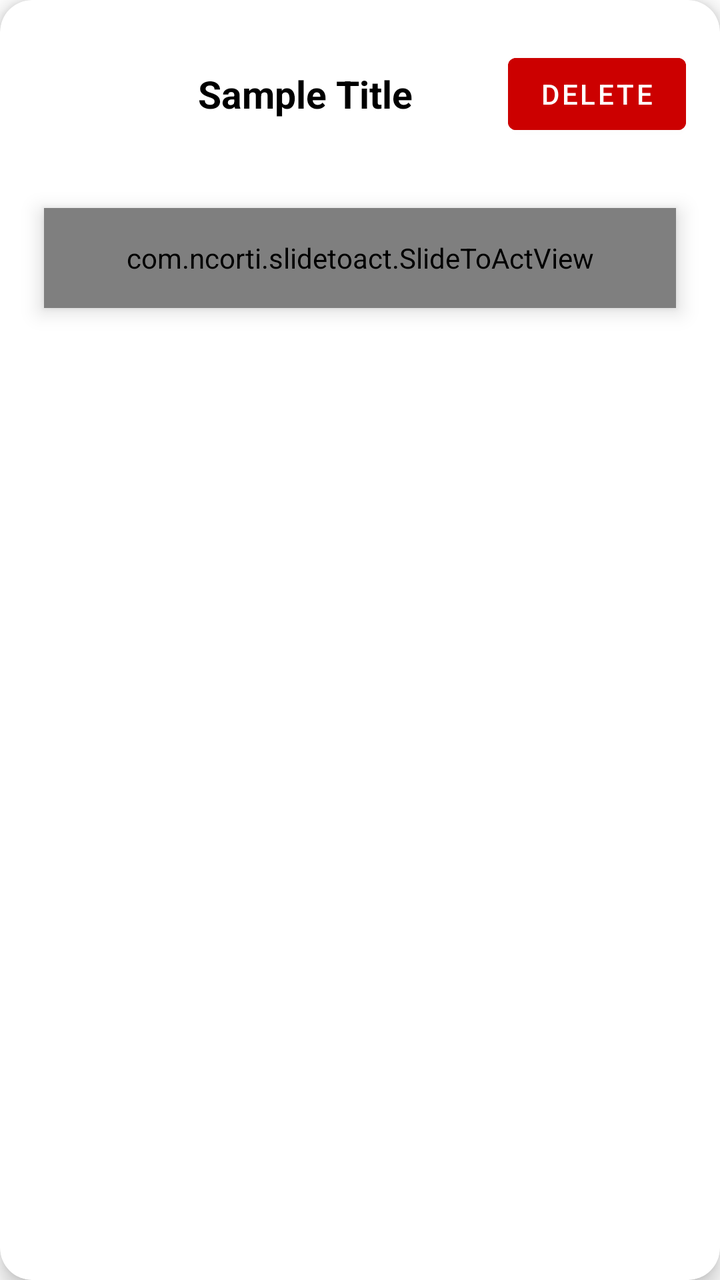
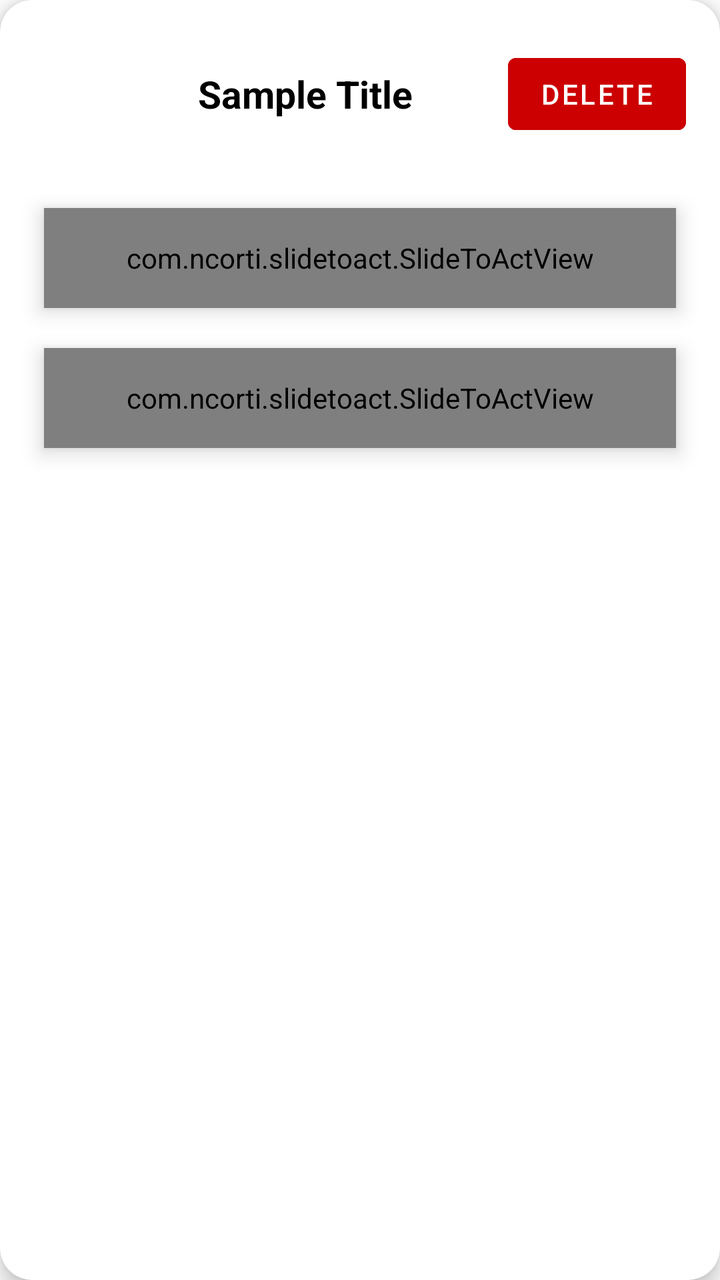

Before-and-after screenshots of an Android layout around one commit, followed by the original layout XML and the change that was made.
<!-- AndroidManifest.xml: application theme Theme.Replate -->
<!-- res/layout/layout_order.xml -->
<?xml version="1.0" encoding="utf-8"?>
<androidx.cardview.widget.CardView xmlns:android="http://schemas.android.com/apk/res/android"
    xmlns:card_view="http://schemas.android.com/apk/res-auto"
    xmlns:app="http://schemas.android.com/apk/res-auto"
    android:id="@+id/itemCard"
    android:layout_width="match_parent"
    android:layout_height="wrap_content"
    android:layout_margin="7dp"
    card_view:cardCornerRadius="16dp"
    android:backgroundTint="#ffffff"
    card_view:cardElevation="6dp">
    

    <LinearLayout
        android:layout_width="match_parent"
        android:layout_height="wrap_content"
        android:orientation="vertical"
        android:clipChildren="false">
        <LinearLayout
            android:layout_marginBottom="10dp"
    android:padding="12dp"
    android:gravity="center_vertical"
    android:layout_width="match_parent"
    android:layout_height="wrap_content"
    android:orientation="horizontal">
    <ImageView
        android:id="@+id/itemImage"
        android:layout_width="70dp"
        android:layout_height="70dp"
        android:scaleType="centerCrop"
        android:layout_marginEnd="12dp"
        android:layout_marginStart="5dp"
        android:background="@drawable/rounded_rect_white"
        android:clipToOutline="true" />

    <TextView
        android:id="@+id/itemTitle"
        android:layout_width="0dp"
        android:layout_height="wrap_content"
        android:text="Sample Title"
        android:textSize="19sp"
        android:textStyle="bold"
        android:textColor="@android:color/black"
        android:layout_weight="1"
        android:ellipsize="end"
        android:maxLines="1" />

    <Button
        android:id="@+id/deleteButton"
        android:layout_width="wrap_content"
        android:layout_height="wrap_content"
        android:text="Delete"
        android:textColor="@android:color/white"
        android:backgroundTint="@android:color/holo_red_dark"
        android:layout_marginStart="12dp"
        android:layout_marginEnd="5dp"
        />
        </LinearLayout>

        <com.ncorti.slidetoact.SlideToActView
            android:layout_marginHorizontal="22dp"
            android:layout_marginBottom="20dp"
            android:id="@+id/pickupSlide"
            android:layout_width="match_parent"
            android:layout_height="50dp"
            app:text="I'M READY TO PICK UP"
            android:elevation="6dp"
            app:slider_locked="false"
            card_view:area_margin="-4dp"
            card_view:text_style="bold"
            card_view:text_color="@color/brown"
            card_view:outer_color="@color/yellow"
            card_view:inner_color="@color/brown"
            card_view:icon_margin="11dp"
            card_view:slider_icon_color="@color/yellow"
            app:bump_vibration="50"
            />



    </LinearLayout>
</androidx.cardview.widget.CardView>
<!-- resources referenced by this layout -->
<resources>
  <color name="brown">#683D3D</color>
  <color name="yellow">#F9DA0D</color>
  <!-- drawable rounded_rect_white (drawable) -->
  <shape xmlns:android="http://schemas.android.com/apk/res/android"
      android:shape="rectangle">
      <solid android:color="@android:color/white" />
      <corners android:radius="12dp" />
  </shape>
  <style name="Theme.Replate" parent="Base.Theme.Replate" />
  <style name="Base.Theme.Replate" parent="Theme.MaterialComponents.DayNight.NoActionBar">
          
          
      </style>
</resources>

<!-- the commit's change to res/layout/layout_order.xml (unified diff, before → after) -->
@@ -76,6 +76,25 @@
             app:bump_vibration="50"
             />
 
+        <com.ncorti.slidetoact.SlideToActView
+            android:layout_marginHorizontal="22dp"
+            android:layout_marginBottom="20dp"
+            android:id="@+id/pickedupSlide"
+            android:layout_width="match_parent"
+            android:layout_height="50dp"
+            app:text="PICKED UP &amp; SAVED"
+            android:elevation="6dp"
+            app:slider_locked="false"
+            card_view:area_margin="-4dp"
+            card_view:text_style="bold"
+            card_view:text_color="@color/brown"
+            card_view:outer_color="@color/yellow"
+            card_view:inner_color="@color/brown"
+            card_view:icon_margin="11dp"
+            card_view:slider_icon_color="@color/yellow"
+            app:bump_vibration="50"
+            />
+
 
 
     </LinearLayout>
